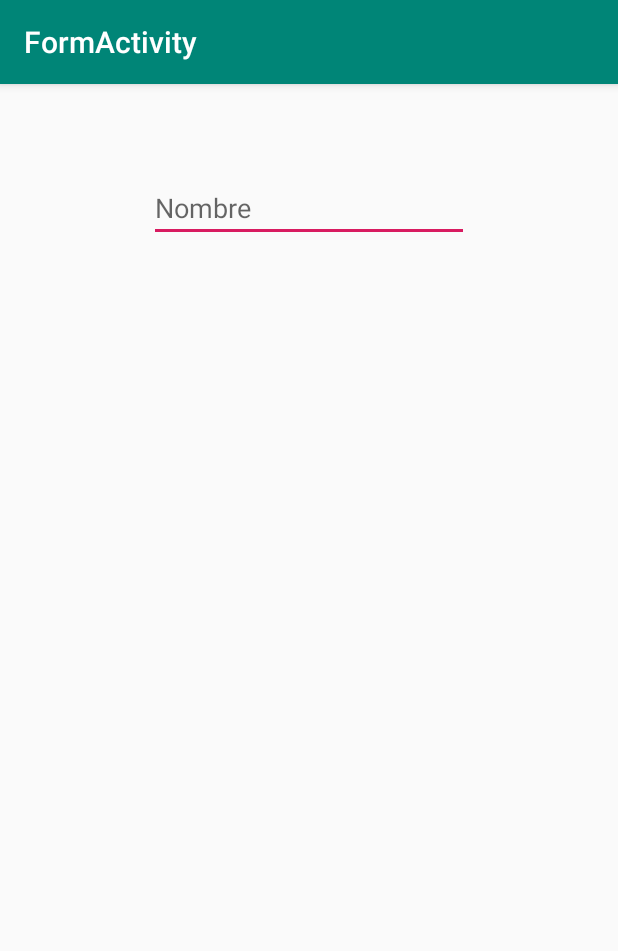
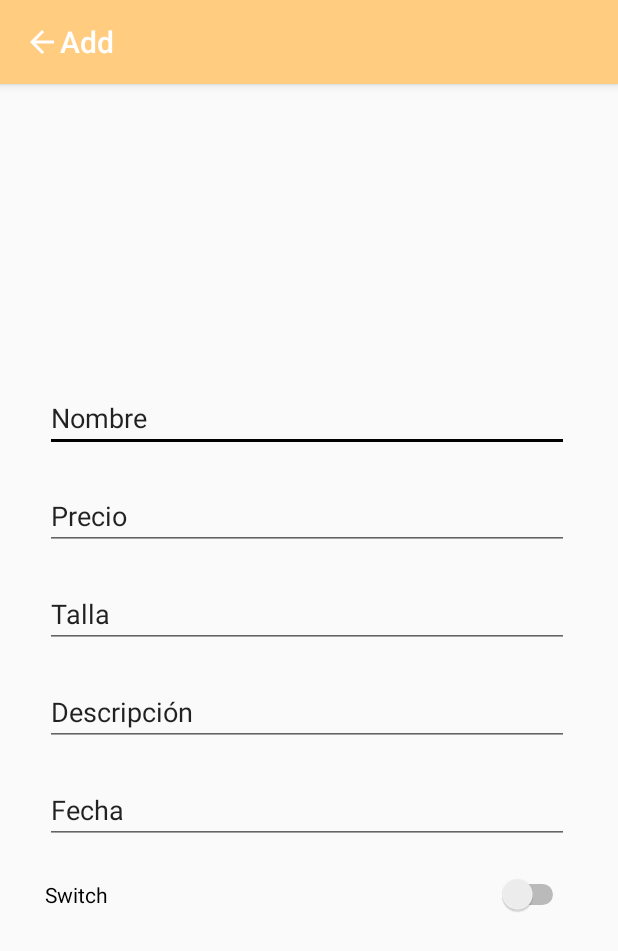
Before and after one commit to RafaelAmoMoral/Android, an Android app: the FormActivity screen opened directly, with no data from a screen before it, on a phone screen of 412 x 824 dp. Shown: the top 951 px of the screen. Run offline under Robolectric (Android 15) with nearby library versions, the phone set to English and light mode, and no system bars.

Commit message:
- Añadido icono hamburguer al toolbar de activity_list. - Cambio de tema de la aplicación. - Añadido de form a content_form.

```diff
--- /dev/null
+++ b/app/src/main/res/drawable/back.xml
@@ -0,0 +1,13 @@
+<vector
+    xmlns:android="http://schemas.android.com/apk/res/android"
+    android:name="vector"
+    android:width="24dp"
+    android:height="24dp"
+    android:viewportWidth="24"
+    android:viewportHeight="24">
+    <path
+        android:name="path"
+        android:pathData="M 20 11 L 7.83 11 L 13.42 5.41 L 12 4 L 4 12 L 12 20 L 13.41 18.59 L 7.83 13 L 20 13 L 20 11 Z"
+        android:fillColor="#ffffff"
+        android:strokeWidth="1"/>
+</vector>
--- a/app/src/main/res/layout/activity_form.xml
+++ b/app/src/main/res/layout/activity_form.xml
@@ -15,8 +15,10 @@
             android:id="@+id/toolbar"
             android:layout_width="match_parent"
             android:layout_height="?attr/actionBarSize"
-            android:background="?attr/colorPrimary"
-            app:popupTheme="@style/AppTheme.PopupOverlay" />
+            android:background="#ffcc80"
+            app:logo="@drawable/back"
+            app:popupTheme="@style/AppTheme.PopupOverlay"
+            app:title="Add" />
 
     </com.google.android.material.appbar.AppBarLayout>
 
--- a/app/src/main/res/layout/content_activity_list.xml
+++ b/app/src/main/res/layout/content_activity_list.xml
@@ -13,17 +13,18 @@
         android:layout_width="wrap_content"
         android:layout_height="wrap_content"
         android:layout_marginStart="16dp"
-        android:layout_marginTop="16dp"
+        android:layout_marginTop="112dp"
         android:layout_marginEnd="16dp"
         android:text="Items"
         app:layout_constraintEnd_toEndOf="parent"
+        app:layout_constraintHorizontal_bias="0.498"
         app:layout_constraintStart_toStartOf="parent"
         app:layout_constraintTop_toTopOf="parent" />
 
     <androidx.recyclerview.widget.RecyclerView
         android:layout_width="wrap_content"
         android:layout_height="331dp"
-        android:layout_marginTop="32dp"
+        android:layout_marginTop="60dp"
         app:layout_constraintEnd_toEndOf="parent"
         app:layout_constraintStart_toStartOf="parent"
         app:layout_constraintTop_toBottomOf="@+id/itemsCounter"
--- a/app/src/main/res/layout/content_form.xml
+++ b/app/src/main/res/layout/content_form.xml
@@ -8,15 +8,82 @@
     tools:context=".view.FormActivity"
     tools:showIn="@layout/activity_form">
 
-    <EditText
-        android:id="@+id/nameEditText"
+    <ImageView
+        android:id="@+id/imageView2"
         android:layout_width="wrap_content"
         android:layout_height="wrap_content"
-        android:layout_marginTop="60dp"
-        android:ems="10"
-        android:hint="Nombre"
-        android:inputType="textPersonName"
-        app:layout_constraintEnd_toEndOf="parent"
-        app:layout_constraintStart_toStartOf="parent"
-        app:layout_constraintTop_toTopOf="parent" />
+        tools:layout_editor_absoluteX="138dp"
+        tools:layout_editor_absoluteY="39dp"
+        tools:srcCompat="@tools:sample/avatars[10]" />
+
+    <ScrollView
+        android:id="@+id/scrollView2"
+        android:layout_width="409dp"
+        android:layout_height="673dp"
+        android:layout_marginTop="200dp"
+        app:layout_constraintTop_toTopOf="parent"
+        tools:layout_editor_absoluteX="1dp">
+
+        <LinearLayout
+            android:layout_width="match_parent"
+            android:layout_height="match_parent"
+            android:layout_marginStart="30dp"
+            android:layout_marginEnd="30dp"
+            android:orientation="vertical">
+
+            <EditText
+                android:id="@+id/editText2"
+                android:layout_width="match_parent"
+                android:layout_height="wrap_content"
+                android:layout_marginBottom="20dp"
+                android:ems="10"
+                android:inputType="textPersonName"
+                android:text="Nombre" />
+
+            <EditText
+                android:id="@+id/editText3"
+                android:layout_width="match_parent"
+                android:layout_height="wrap_content"
+                android:layout_marginBottom="20dp"
+                android:ems="10"
+                android:inputType="textPersonName"
+                android:text="Precio" />
+
+            <EditText
+                android:id="@+id/editText4"
+                android:layout_width="match_parent"
+                android:layout_height="wrap_content"
+                android:layout_marginBottom="20dp"
+                android:ems="10"
+                android:inputType="textPersonName"
+                android:text="Talla" />
+
+            <EditText
+                android:id="@+id/editText5"
+                android:layout_width="match_parent"
+                android:layout_height="wrap_content"
+                android:layout_marginBottom="20dp"
+                android:ems="10"
+                android:inputType="textPersonName"
+                android:text="Descripción" />
+
+            <EditText
+                android:id="@+id/editText6"
+                android:layout_width="match_parent"
+                android:layout_height="wrap_content"
+                android:layout_marginBottom="20dp"
+                android:ems="10"
+                android:inputType="textPersonName"
+                android:text="Fecha" />
+
+            <Switch
+                android:id="@+id/switch1"
+                android:layout_width="match_parent"
+                android:layout_height="wrap_content"
+                android:layout_weight="1"
+                android:text="Switch" />
+
+        </LinearLayout>
+    </ScrollView>
+
 </androidx.constraintlayout.widget.ConstraintLayout>
--- a/app/src/main/res/values/styles.xml
+++ b/app/src/main/res/values/styles.xml
@@ -4,8 +4,8 @@
     <style name="AppTheme" parent="Theme.AppCompat.Light.DarkActionBar">
         <!-- Customize your theme here. -->
         <item name="colorPrimary">@color/colorPrimary</item>
-        <item name="colorPrimaryDark">@color/colorPrimaryDark</item>
-        <item name="colorAccent">@color/colorAccent</item>
+        <item name="colorPrimaryDark">#000000</item>
+        <item name="colorAccent">#000</item>
     </style>
 
     <style name="AppTheme.NoActionBar">
```
Also changed, not shown: app/src/main/res/drawable/add_icon.xml (added, +9 -0 lines), app/src/main/res/drawable/hamburguer.xml (added, +13 -0 lines), app/src/main/res/layout-land/activity_list.xml (+5 -3 lines), app/src/main/res/layout-land/activity_splash_screen.xml (+6 -5 lines), app/src/main/res/layout/activity_list.xml (+17 -15 lines), 138 other files.
